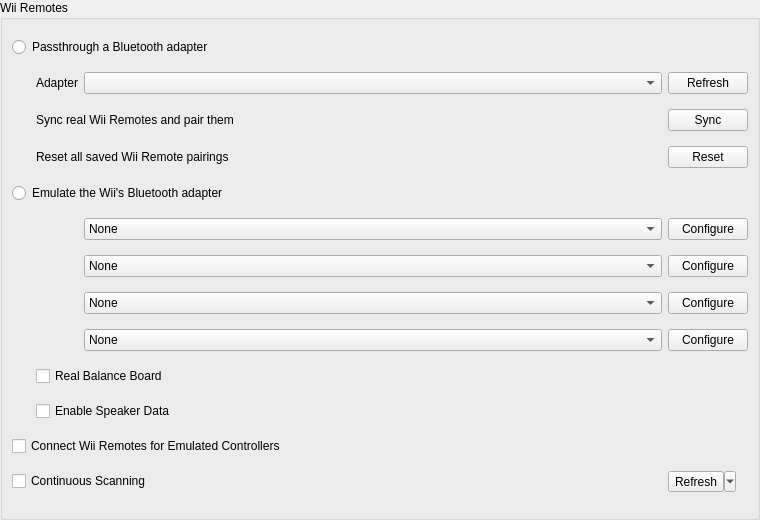
The window that Source/Core/DolphinQt/Config/WiimoteControllersWidget.ui (ilyalissoboi/dolphin) describes before a commit, drawn with Qt 5.
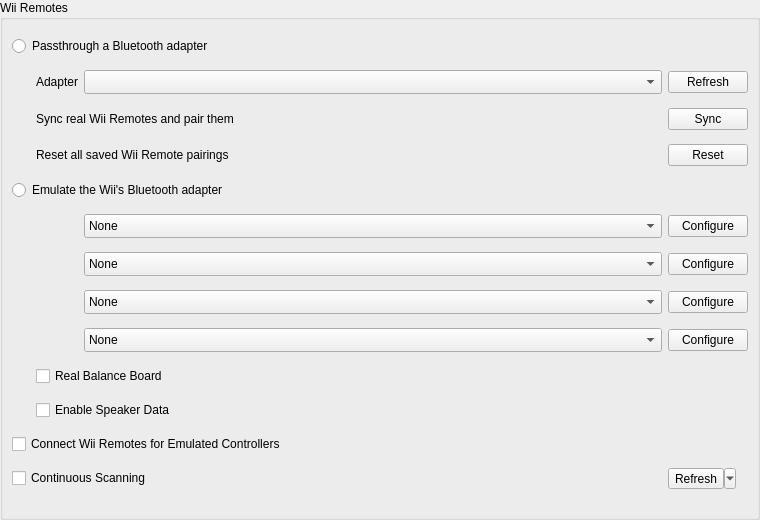
The same window after the commit.

Commit message: DolphinQt: polish settings layout

Patch:
```diff
--- a/Source/Core/DolphinQt/Config/WiimoteControllersWidget.ui
+++ b/Source/Core/DolphinQt/Config/WiimoteControllersWidget.ui
@@ -66,7 +66,14 @@
        </widget>
       </item>
       <item row="1" column="2">
-       <widget class="QComboBox" name="bluetoothAdaptersComboBox"/>
+       <widget class="QComboBox" name="bluetoothAdaptersComboBox">
+        <property name="sizeAdjustPolicy">
+         <enum>QComboBox::SizeAdjustPolicy::AdjustToMinimumContentsLengthWithIcon</enum>
+        </property>
+        <property name="minimumContentsLength">
+         <number>12</number>
+        </property>
+       </widget>
       </item>
       <item row="1" column="3">
        <widget class="QPushButton" name="bluetoothAdaptersRefreshButton">
@@ -131,6 +138,12 @@
       </item>
       <item row="5" column="2">
        <widget class="QComboBox" name="wiimote1ComboBox">
+        <property name="sizeAdjustPolicy">
+         <enum>QComboBox::SizeAdjustPolicy::AdjustToMinimumContentsLengthWithIcon</enum>
+        </property>
+        <property name="minimumContentsLength">
+         <number>12</number>
+        </property>
         <item>
          <property name="text">
           <string>None</string>
@@ -170,6 +183,12 @@
       </item>
       <item row="6" column="2">
        <widget class="QComboBox" name="wiimote2ComboBox">
+        <property name="sizeAdjustPolicy">
+         <enum>QComboBox::SizeAdjustPolicy::AdjustToMinimumContentsLengthWithIcon</enum>
+        </property>
+        <property name="minimumContentsLength">
+         <number>12</number>
+        </property>
         <item>
          <property name="text">
           <string>None</string>
@@ -209,6 +228,12 @@
       </item>
       <item row="7" column="2">
        <widget class="QComboBox" name="wiimote3ComboBox">
+        <property name="sizeAdjustPolicy">
+         <enum>QComboBox::SizeAdjustPolicy::AdjustToMinimumContentsLengthWithIcon</enum>
+        </property>
+        <property name="minimumContentsLength">
+         <number>12</number>
+        </property>
         <item>
          <property name="text">
           <string>None</string>
@@ -248,6 +273,12 @@
       </item>
       <item row="8" column="2">
        <widget class="QComboBox" name="wiimote4ComboBox">
+        <property name="sizeAdjustPolicy">
+         <enum>QComboBox::SizeAdjustPolicy::AdjustToMinimumContentsLengthWithIcon</enum>
+        </property>
+        <property name="minimumContentsLength">
+         <number>12</number>
+        </property>
         <item>
          <property name="text">
           <string>None</string>
```
The commit also changes 7 other files.
